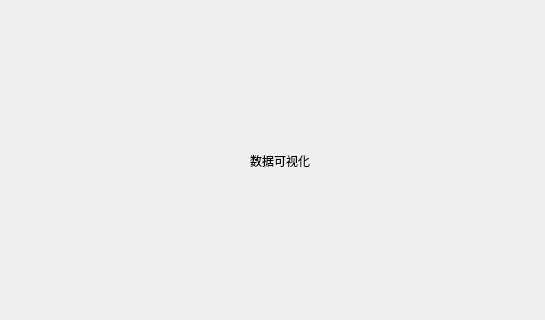
kingry1/GraduationProject-Data-Visualization-System, file views/UI_DataVisualizationWin.ui: the form before one commit; both pictures show x 100 to 645 and y 85 to 405 of the 800 by 600 pixel window.
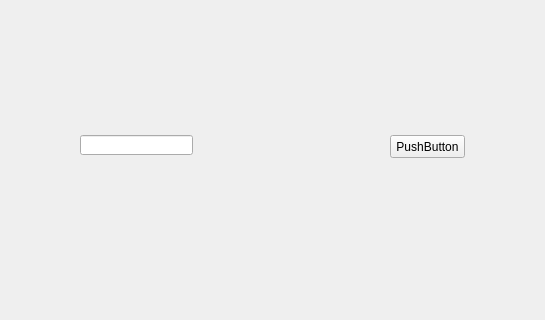
The form after the commit. Custom widgets are drawn as their Qt base class.

Patch:
```diff
--- a/views/UI_DataVisualizationWin.ui
+++ b/views/UI_DataVisualizationWin.ui
@@ -14,17 +14,30 @@
    <string>数据可视化</string>
   </property>
   <widget class="QWidget" name="centralwidget">
-   <widget class="QLabel" name="label">
+   <widget class="QLineEdit" name="lineEdit">
     <property name="geometry">
      <rect>
-      <x>350</x>
+      <x>180</x>
       <y>220</y>
-      <width>71</width>
-      <height>51</height>
+      <width>113</width>
+      <height>20</height>
+     </rect>
+    </property>
+    <property name="dragEnabled">
+     <bool>true</bool>
+    </property>
+   </widget>
+   <widget class="MyButton" name="dropableButton">
+    <property name="geometry">
+     <rect>
+      <x>490</x>
+      <y>220</y>
+      <width>75</width>
+      <height>23</height>
      </rect>
     </property>
     <property name="text">
-     <string>数据可视化</string>
+     <string>PushButton</string>
     </property>
    </widget>
   </widget>
@@ -40,6 +53,13 @@
   </widget>
   <widget class="QStatusBar" name="statusbar"/>
  </widget>
+ <customwidgets>
+  <customwidget>
+   <class>MyButton</class>
+   <extends>QPushButton</extends>
+   <header>.mybutton.h</header>
+  </customwidget>
+ </customwidgets>
  <resources/>
  <connections/>
 </ui>
```
